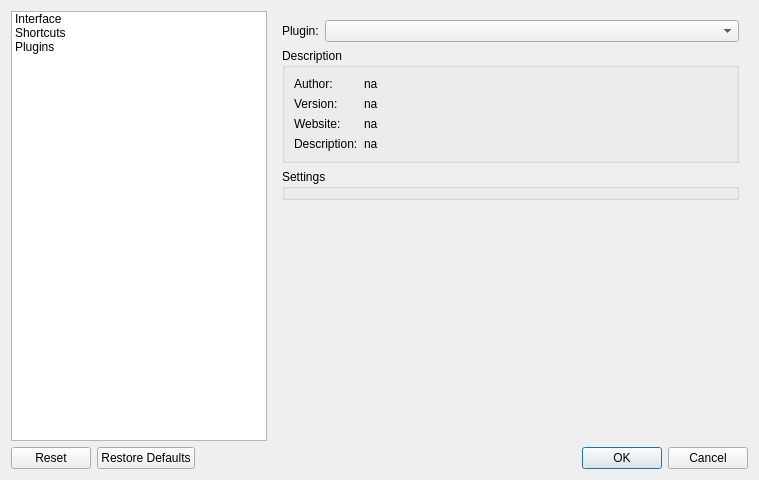
Above: app/dlg_preferences.ui from ColinDuquesnoy/MellowPlayer before the change. Below: the same form after it.
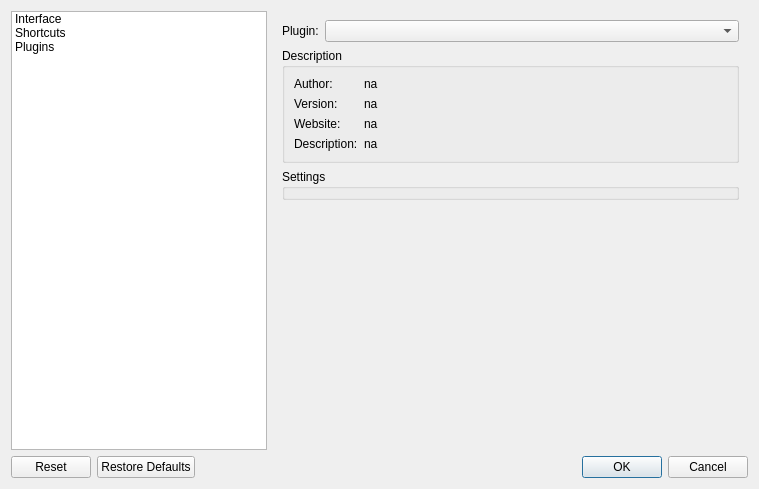
That is the form after the change. The open tabs and pages were chosen to show the change. Icons and pictures are not drawn.

Commit message: Set widget tab order

What changed in the file:
```diff
--- a/app/dlg_preferences.ui
+++ b/app/dlg_preferences.ui
@@ -7,7 +7,7 @@
     <x>0</x>
     <y>0</y>
     <width>759</width>
-    <height>480</height>
+    <height>489</height>
    </rect>
   </property>
   <property name="windowTitle">
```
Left out of the diff: 18 changed lines with no effect on the pictures.
